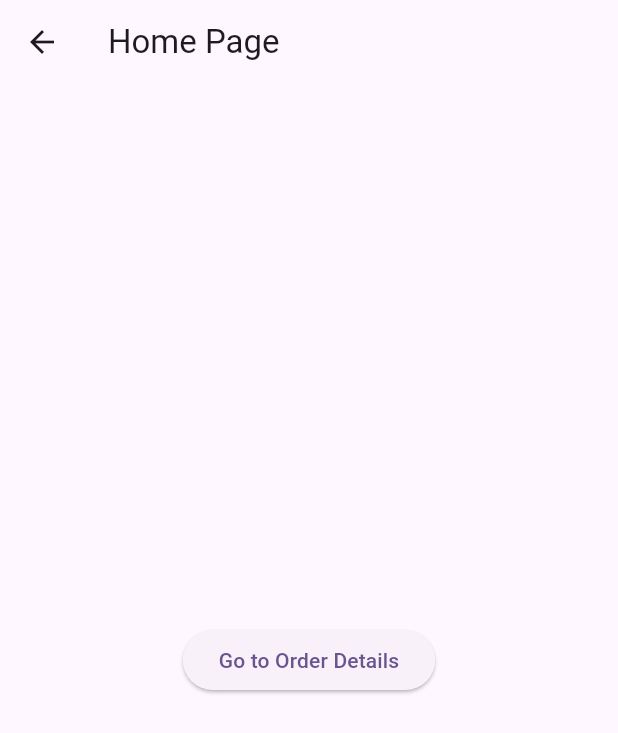
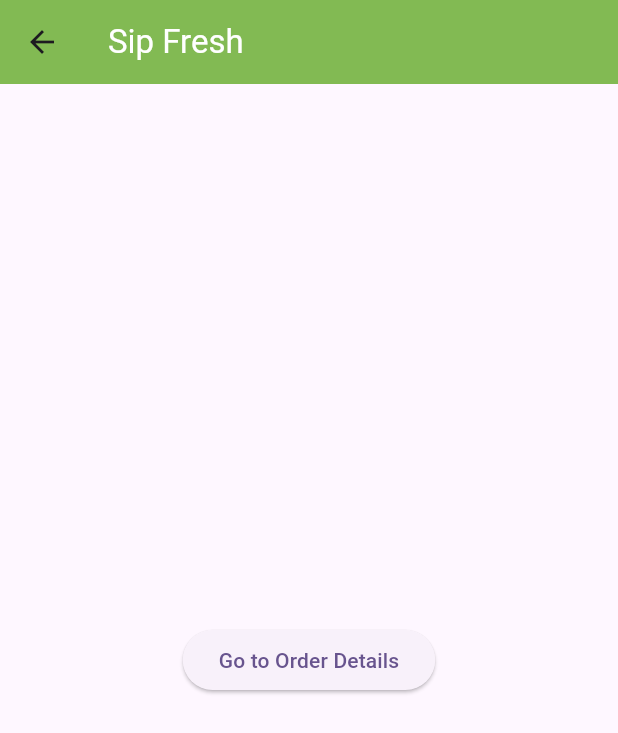
Before and after one commit to DeviniMunasinghe/SipFresh_Mobile_Application, a Flutter app: the HomeScreen screen opened directly, on a phone screen of 412 x 824 dp. Shown: the top 733 px of the screen. Run offline on Flutter 3.47's test engine with Material 3 defaults, Android fonts, the phone set to English and light mode, and no system bars.

Commit message:
feat: add appbar text to homescreen

```diff
--- a/frontend/lib/screens/home_screen.dart
+++ b/frontend/lib/screens/home_screen.dart
@@ -1,8 +1,5 @@
 import 'package:flutter/material.dart';
-
 import 'order_details_screen.dart';
-
-
 
 class HomeScreen extends StatelessWidget {
   const HomeScreen({super.key});
@@ -10,30 +7,36 @@ class HomeScreen extends StatelessWidget {
   @override
   Widget build(BuildContext context) {
     return Scaffold(
-      appBar: AppBar(title: const Text("Home Page")),
+      appBar: AppBar(
+        backgroundColor: Color(0xFF82BA53),
+        title: const Text(
+          "Sip Fresh",
+          style: TextStyle(
+            fontSize: 22,
+            color: Colors.white,
+          ),
+        ),
+      ),
       body: Center(
         child: Column(
           mainAxisAlignment: MainAxisAlignment.center,
           children: [
-
             const SizedBox(height: 10),
             ElevatedButton(
               onPressed: () {
                 // Navigates to the OrderDetailsScreen when the button is pressed
                 Navigator.push(
                   context,
-                  MaterialPageRoute(builder: (context) => const OrderDetailsScreen()),
+                  MaterialPageRoute(
+                      builder: (context) => const OrderDetailsScreen()),
                 );
               },
               child: const Text("Go to Order Details"),
             ),
-
-             const SizedBox(height: 10),
-
+            const SizedBox(height: 10),
           ],
         ),
       ),
-
     );
   }
 }
```
